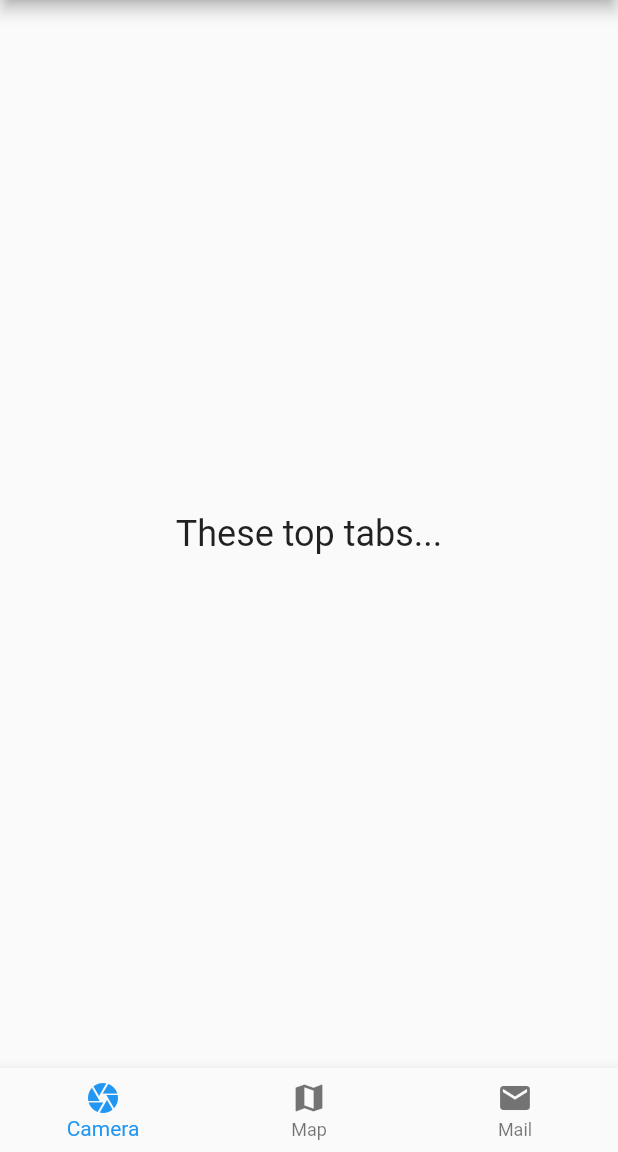
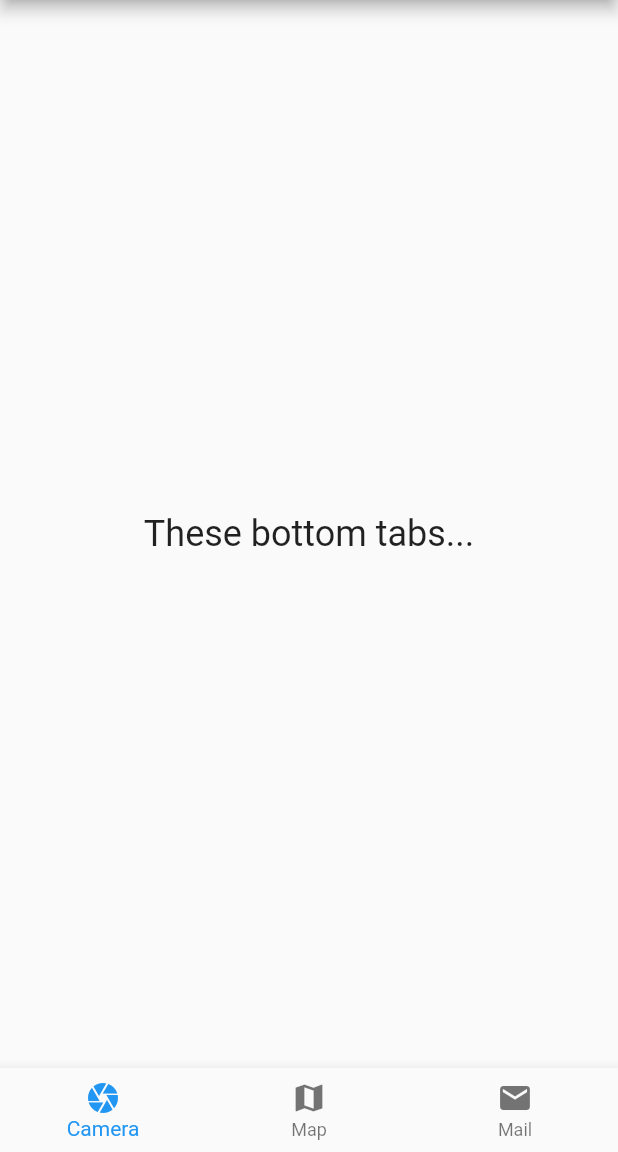
Before and after one commit to geniusqwerty12/nav_combination, a Flutter app: the VideosScreen screen opened by its route, on a phone screen of 412 x 824 dp, the part 84-1236 px from its top. Run offline on Flutter 3.47's test engine with Material 2 defaults, Android fonts, the phone set to English and light mode, and no system bars.

Commit message:
Fixed typos

```diff
--- a/lib/main.dart
+++ b/lib/main.dart
@@ -17,10 +17,10 @@ class MyApp extends StatelessWidget {
         primarySwatch: Colors.blue,
       ),
 
-      // This is aa example that combines the different navigation techniuques
+      // This is an example that combines the different navigation techniques
       // The first route will have the drawer and tab bar
-      // the second route will be a single page
-      // the 3rd route will contain the bottom tab
+      // the second route will contain the bottom navigation
+      // the 3rd route will contain the single page
       initialRoute: 'home',
       // Routes with specific navigations
       routes: {
--- a/lib/screens/VideosScreen.dart
+++ b/lib/screens/VideosScreen.dart
@@ -25,6 +25,7 @@ class _VideosScreenState extends State<VideosScreen> {
         index: _index,
         children: _tabs,
       ),
+      // body: _tabs[_index]
       bottomNavigationBar: BottomNavigationBar(
         currentIndex: _index,
         onTap: (index) {
--- a/lib/tabs/bottom/Tab1Screen.dart
+++ b/lib/tabs/bottom/Tab1Screen.dart
@@ -7,7 +7,7 @@ class Tab1Screen extends StatelessWidget {
   Widget build(BuildContext context) {
     return Center(
       child: Text(
-        "These top tabs...",
+        "These bottom tabs...",
         style: TextStyle(
           fontSize: 24,
         ),
```
